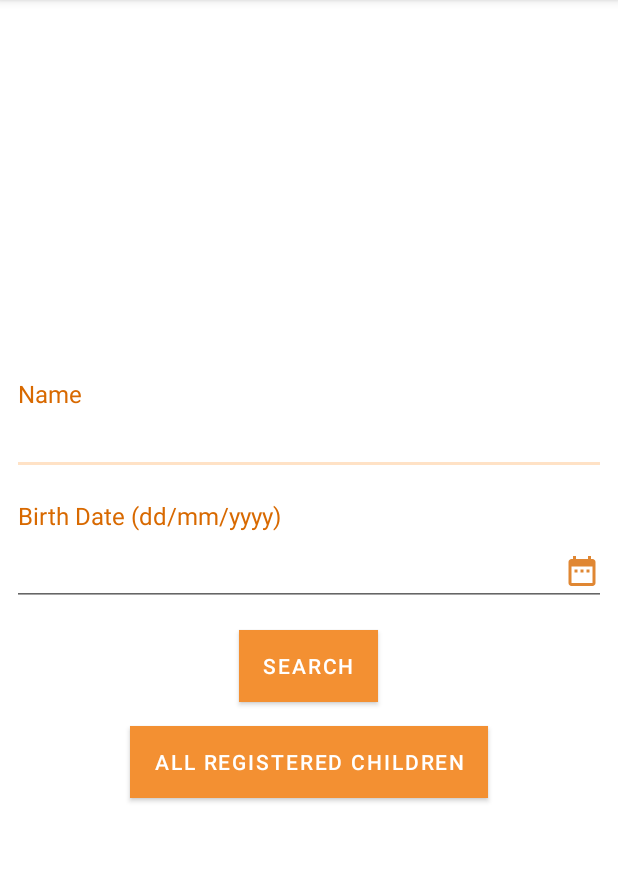
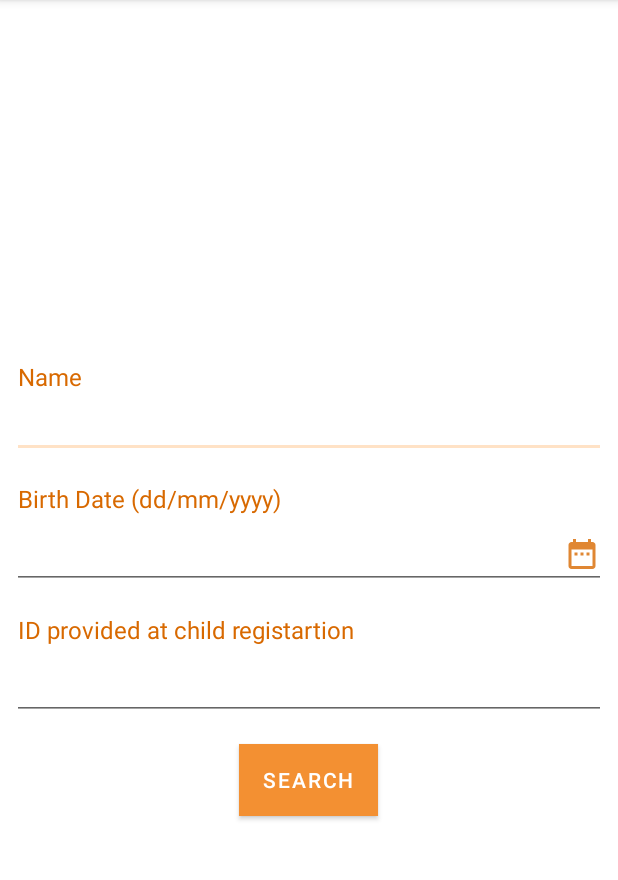
Before and after one commit to AkshobhyaP/LibreHealth, an Android app: the SearchActivity screen opened directly, with no data from a screen before it, after a tap on "SEARCH", on a phone screen of 412 x 824 dp, the part 84-964 px from its top. Run offline under Robolectric (Android 15) with nearby library versions, the phone set to English and light mode, and no system bars; our stand-ins replace Firebase (no records; nobody signed in at launch, a user with empty details on screens opened directly).

Commit message:
Improvements on UI

```diff
--- a/app/src/main/java/com/akshobhya/librehealth/Activity/SearchActivity.java
+++ b/app/src/main/java/com/akshobhya/librehealth/Activity/SearchActivity.java
@@ -1,8 +1,10 @@
 package com.akshobhya.librehealth.Activity;
 
+import androidx.annotation.NonNull;
 import androidx.appcompat.app.AppCompatActivity;
 
 import android.app.DatePickerDialog;
+import android.content.Context;
 import android.content.Intent;
 import android.os.Bundle;
 import android.view.View;
@@ -10,19 +12,28 @@ import android.widget.DatePicker;
 import android.widget.EditText;
 import android.widget.Toast;
 
+import com.akshobhya.librehealth.Adapter.SearchListAdapter;
 import com.akshobhya.librehealth.R;
+import com.google.android.gms.tasks.OnCompleteListener;
+import com.google.android.gms.tasks.Task;
+import com.google.firebase.firestore.FirebaseFirestore;
+import com.google.firebase.firestore.QueryDocumentSnapshot;
+import com.google.firebase.firestore.QuerySnapshot;
 
 import java.util.Calendar;
 
 public class SearchActivity extends AppCompatActivity {
 
-    private String name, date;
-    private EditText editText_search_name, editText_search_date;
+    private String name, date, did, result_id;
+    Context context;
+    private EditText editText_search_name, editText_search_date, editText_search_did;
 
     @Override
     protected void onCreate(Bundle savedInstanceState) {
         super.onCreate(savedInstanceState);
         setContentView(R.layout.activity_search);
+        context = this;
+        editText_search_did = findViewById(R.id.editText_search_did);
         editText_search_name = findViewById(R.id.editText_search_name);
         editText_search_date = findViewById(R.id.editText_search_date);
     }
@@ -50,22 +61,35 @@ public class SearchActivity extends AppCompatActivity {
     public void button_search(View view) {
         date = editText_search_date.getText().toString();
         name = editText_search_name.getText().toString();
+        did = editText_search_did.getText().toString();
         if (date.isEmpty() || name.isEmpty()) {
             Toast.makeText(SearchActivity.this, "Please enter the details", Toast.LENGTH_LONG).show();
         } else {
-            Intent intent = new Intent(this, SearchListActivity.class);
-            intent.putExtra("SEARCH_NAME", name);
-            intent.putExtra("SEARCH_DATE", date);
-            startActivity(intent);
+            fetch_data();
         }
     }
 
-    public void button_showall(View view) {
-        name = "";
-        date = "";
-        Intent intent = new Intent(this, SearchListActivity.class);
-        intent.putExtra("SEARCH_NAME", name);
-        intent.putExtra("SEARCH_DATE", date);
-        startActivity(intent);
+    void fetch_data() {
+        FirebaseFirestore db = FirebaseFirestore.getInstance();
+        db.collection("child")
+                .whereEqualTo("name", name)
+                .whereEqualTo("dob", date)
+                .whereEqualTo("id", did)
+                .get()
+                .addOnCompleteListener(new OnCompleteListener<QuerySnapshot>() {
+                    @Override
+                    public void onComplete(@NonNull Task<QuerySnapshot> task) {
+                        if (task.isSuccessful()) {
+                            for (QueryDocumentSnapshot document : task.getResult()) {
+                                result_id = document.getString("id");
+                            }
+                            Intent intent = new Intent(context, SearchFormActivity.class);
+                            intent.putExtra("ID", result_id);
+                            context.startActivity(intent);
+                        } else {
+                            Toast.makeText(SearchActivity.this, "NOT FOUND", Toast.LENGTH_LONG).show();
+                        }
+                    }
+                });
     }
 }
--- a/app/src/main/res/layout/activity_search.xml
+++ b/app/src/main/res/layout/activity_search.xml
@@ -53,6 +53,25 @@
         android:drawableEnd="@drawable/ic_calendar"
         android:drawablePadding="4dp"
         />
+    <TextView
+        android:layout_width="wrap_content"
+        android:layout_height="wrap_content"
+        android:layout_marginStart="12dp"
+        android:layout_marginTop="16dp"
+        android:text="ID provided at child registartion"
+        android:textSize="16sp"
+        android:textColor="@color/colorPrimaryDark" />
+    <com.google.android.material.textfield.TextInputEditText
+        android:id="@+id/editText_search_did"
+        android:layout_width="match_parent"
+        android:layout_height="wrap_content"
+        android:layout_marginStart="8dp"
+        android:layout_marginEnd="8dp"
+        android:layout_marginTop="4dp"
+        android:inputType="textShortMessage"
+        android:shadowColor="@color/colorPrimary"
+        android:drawablePadding="4dp"
+        />
 
     <com.google.android.material.button.MaterialButton
         android:id="@+id/search_button"
@@ -64,14 +83,5 @@
         android:background="@color/colorPrimary"
         android:onClick="button_search"
         android:text="@string/search" />
-    <com.google.android.material.button.MaterialButton
-        android:id="@+id/showall_button"
-        android:layout_width="wrap_content"
-        android:layout_height="wrap_content"
-        android:layout_gravity="center"
-        android:layout_marginTop="16dp"
-        android:textColor="@android:color/white"
-        android:background="@color/colorPrimary"
-        android:onClick="button_showall"
-        android:text="ALL REGISTERED CHILDREN" /></LinearLayout>
 </LinearLayout>
+</LinearLayout>
```
Also changed, not shown: app/src/main/java/com/akshobhya/librehealth/Activity/SearchListActivity.java (deleted, +0 -105 lines), app/src/main/res/drawable/pillars-of-ssi-venn.png (added).
